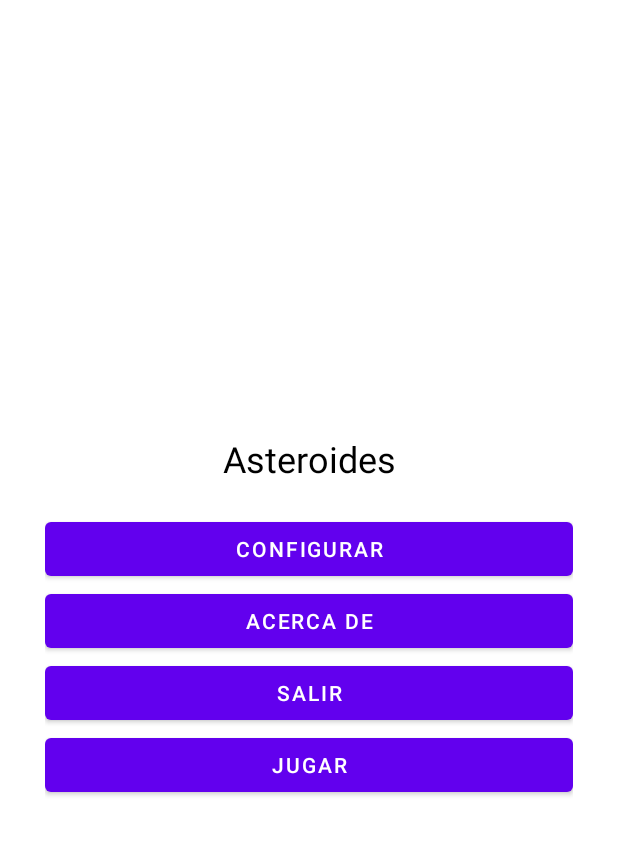
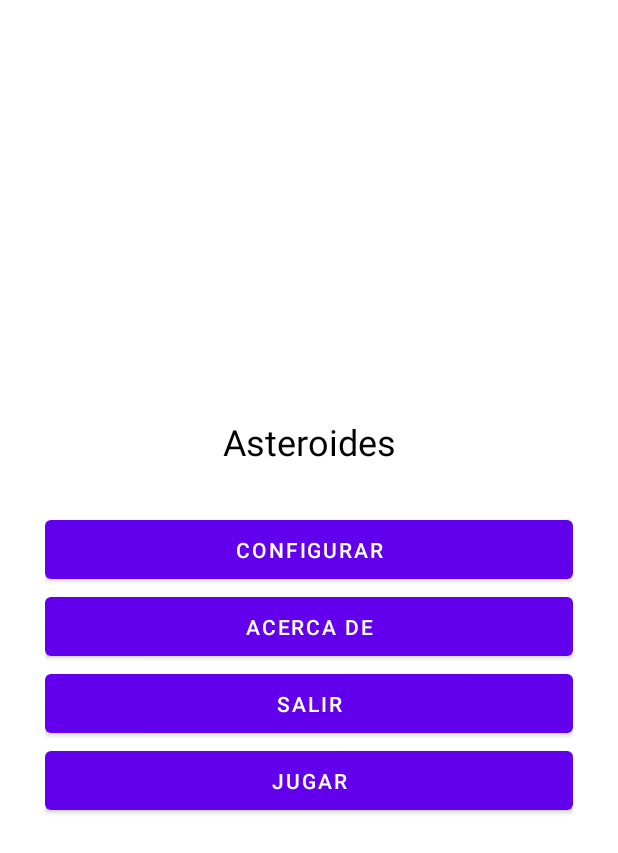
Before and after one commit to Richi-Mi/android_app_asteroides, an Android app: the layout activity_main.xml on its own in the app's theme, with its tools: preview values and no code run, on a phone screen of 412 x 824 dp. Shown: the top 853 px of the screen. Run offline under Robolectric (Android 15) with nearby library versions, the phone set to English and light mode, and no system bars.

Commit message:
Increible, android para tablets

```diff
--- a/app/src/main/res/layout-land/activity_main.xml
+++ b/app/src/main/res/layout-land/activity_main.xml
@@ -34,6 +34,7 @@
                 android:layout_height="wrap_content"
                 android:layout_margin="10dp"
                 android:layout_weight="1"
+                android:padding="@dimen/margen_botones"
                 android:text="@string/Configurar" />
 
             <Button
@@ -42,6 +43,7 @@
                 android:layout_height="wrap_content"
                 android:layout_margin="10dp"
                 android:layout_weight="1"
+                android:padding="@dimen/margen_botones"
                 android:text="@string/AcercaDe" />
         </TableRow>
 
@@ -57,6 +59,7 @@
                 android:layout_margin="10dp"
                 android:layout_weight="1"
                 android:gravity="center"
+                android:padding="@dimen/margen_botones"
                 android:text="@string/Salir" />
 
             <Button
@@ -65,6 +68,7 @@
                 android:layout_height="wrap_content"
                 android:layout_margin="10dp"
                 android:layout_weight="1"
+                android:padding="@dimen/margen_botones"
                 android:text="@string/Jugar" />
         </TableRow>
 
--- a/app/src/main/res/layout/activity_main.xml
+++ b/app/src/main/res/layout/activity_main.xml
@@ -24,24 +24,29 @@
         android:id="@+id/button2"
         android:layout_width="match_parent"
         android:layout_height="wrap_content"
+        android:layout_marginTop="@dimen/margen_botones"
+        android:padding="@dimen/margen_botones"
         android:text="@string/Configurar" />
 
     <Button
         android:id="@+id/button3"
         android:layout_width="match_parent"
         android:layout_height="wrap_content"
+        android:padding="@dimen/margen_botones"
         android:text="@string/AcercaDe" />
 
     <Button
         android:id="@+id/button4"
         android:layout_width="match_parent"
         android:layout_height="wrap_content"
+        android:padding="@dimen/margen_botones"
         android:text="@string/Salir" />
 
     <Button
         android:id="@+id/button"
         android:layout_width="match_parent"
         android:layout_height="wrap_content"
+        android:padding="@dimen/margen_botones"
         android:text="@string/Jugar" />
 
 </LinearLayout>
--- /dev/null
+++ b/app/src/main/res/values-small/dimens.xml
@@ -0,0 +1,4 @@
+<?xml version="1.0" encoding="utf-8"?>
+<resources>
+    <dimen name="margen_botones"> 10dp </dimen>
+</resources>
--- /dev/null
+++ b/app/src/main/res/values-xlarge-land/dimens.xml
@@ -0,0 +1,4 @@
+<?xml version="1.0" encoding="utf-8"?>
+<resources>
+    <dimen name="margen_botones"> 30dp </dimen>
+</resources>
--- a/app/src/main/res/values/strings.xml
+++ b/app/src/main/res/values/strings.xml
@@ -1,4 +1,5 @@
 <resources>
+
     <string name="app_name">Asteroides</string>
 
     <string name="Asteroides"> Asteroides </string>
@@ -6,4 +7,5 @@
     <string name="Configurar"> Configurar </string>
     <string name="AcercaDe"> Acerca De </string>
     <string name="Salir"> Salir </string>
+
 </resources>
```
Also changed, not shown: 1 other file.
